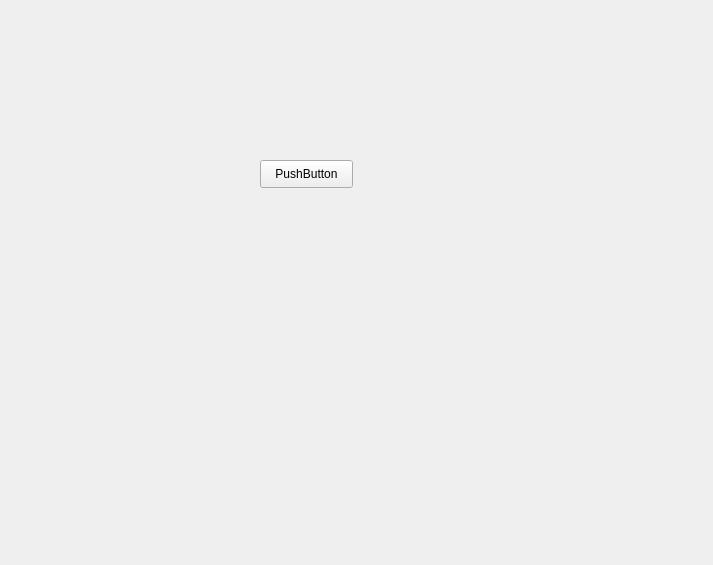
This is SignalSlot.ui in xuhahal/pyqt_exer as Qt 5 draws it before an edit. The edited form follows.
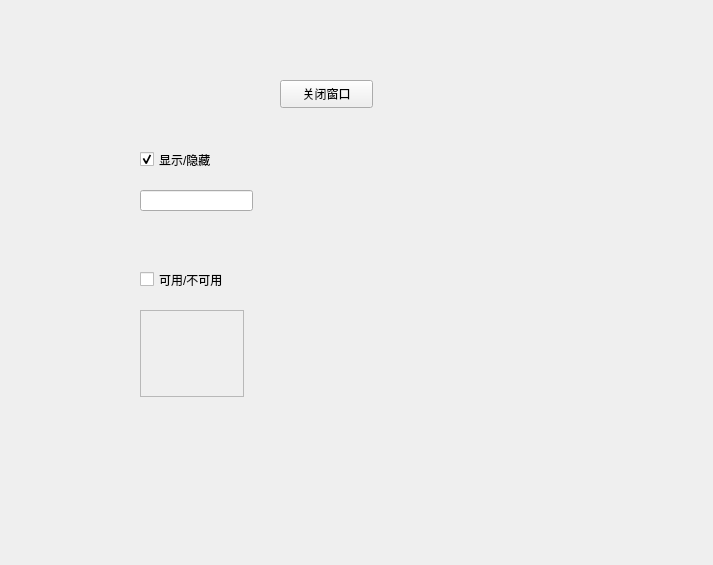
This is the edited form.

Commit message: SignSlot-CheckBox

Diff of the .ui file:
```diff
--- a/SignalSlot.ui
+++ b/SignalSlot.ui
@@ -16,14 +16,72 @@
   <widget class="QPushButton" name="pushButton">
    <property name="geometry">
     <rect>
-     <x>260</x>
-     <y>160</y>
+     <x>280</x>
+     <y>80</y>
      <width>93</width>
      <height>28</height>
     </rect>
    </property>
    <property name="text">
-    <string>PushButton</string>
+    <string>关闭窗口</string>
+   </property>
+  </widget>
+  <widget class="QCheckBox" name="checkBox">
+   <property name="enabled">
+    <bool>true</bool>
+   </property>
+   <property name="geometry">
+    <rect>
+     <x>140</x>
+     <y>150</y>
+     <width>91</width>
+     <height>19</height>
+    </rect>
+   </property>
+   <property name="text">
+    <string>显示/隐藏</string>
+   </property>
+   <property name="checked">
+    <bool>true</bool>
+   </property>
+  </widget>
+  <widget class="QCheckBox" name="checkBox_2">
+   <property name="enabled">
+    <bool>true</bool>
+   </property>
+   <property name="geometry">
+    <rect>
+     <x>140</x>
+     <y>270</y>
+     <width>111</width>
+     <height>19</height>
+    </rect>
+   </property>
+   <property name="text">
+    <string>可用/不可用</string>
+   </property>
+  </widget>
+  <widget class="QLineEdit" name="lineEdit">
+   <property name="geometry">
+    <rect>
+     <x>140</x>
+     <y>190</y>
+     <width>113</width>
+     <height>21</height>
+    </rect>
+   </property>
+  </widget>
+  <widget class="QTextEdit" name="textEdit">
+   <property name="enabled">
+    <bool>false</bool>
+   </property>
+   <property name="geometry">
+    <rect>
+     <x>140</x>
+     <y>310</y>
+     <width>104</width>
+     <height>87</height>
+    </rect>
    </property>
   </widget>
  </widget>
```
Left out of the diff: 36 changed lines with no effect on the pictures. The commit also changes 1 other file.
